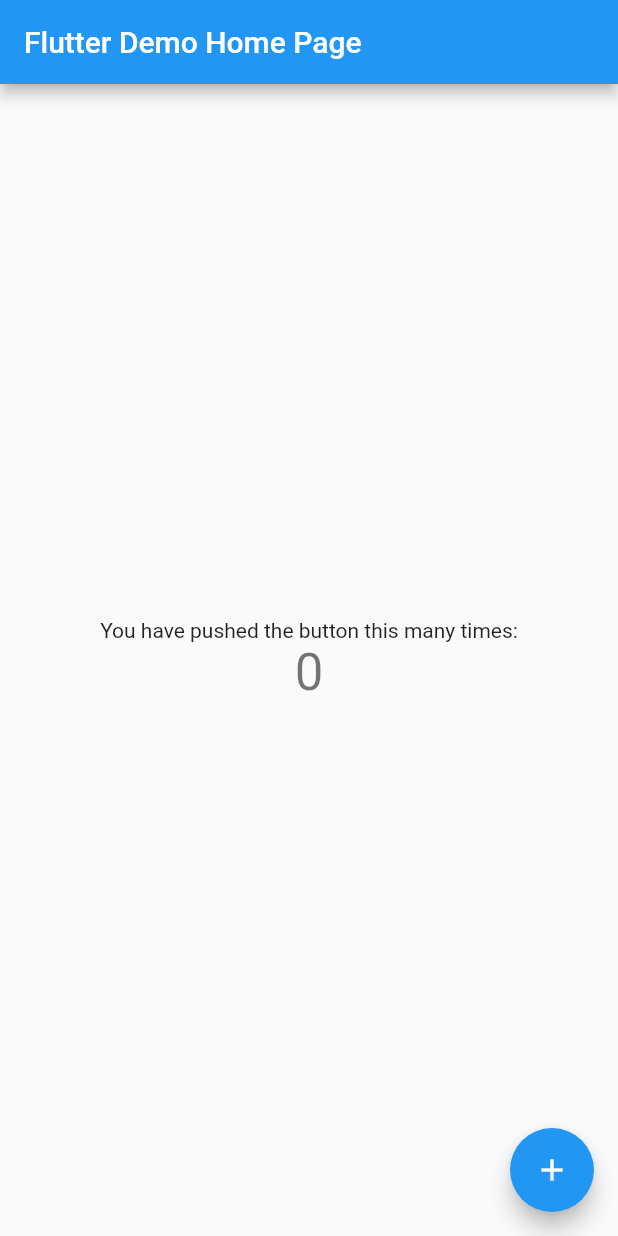
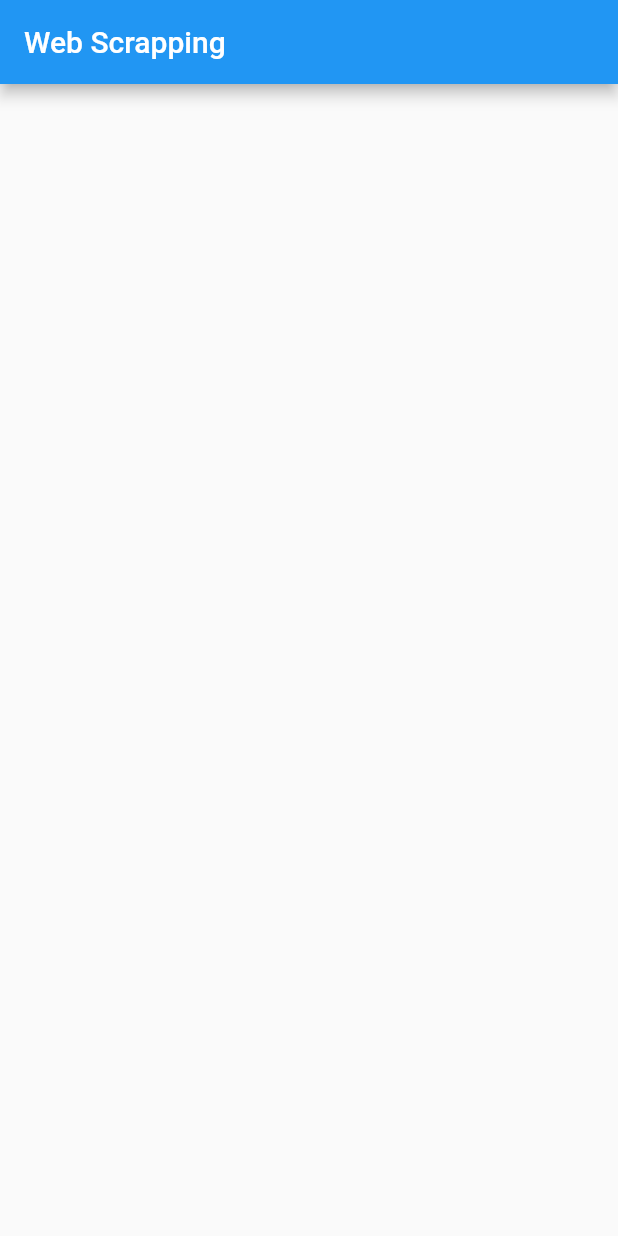
Before and after one commit to P-Rosa3008/wishlist, a Flutter app: the screen it shows after launch, on a phone screen of 412 x 824 dp. Run offline on Flutter 3.47's test engine with Material 2 defaults, Android fonts, the phone set to English and light mode, and no system bars; network calls fail.

```diff
--- a/lib/main.dart
+++ b/lib/main.dart
@@ -1,4 +1,6 @@
 import 'package:flutter/material.dart';
+import 'package:http/http.dart' as http;
+import 'package:html/dom.dart' as dom;
 
 void main() {
   runApp(const MyApp());
@@ -7,21 +9,11 @@ void main() {
 class MyApp extends StatelessWidget {
   const MyApp({super.key});
 
-  // This widget is the root of your application.
   @override
   Widget build(BuildContext context) {
     return MaterialApp(
       title: 'Flutter Demo',
       theme: ThemeData(
-        // This is the theme of your application.
-        //
-        // Try running your application with "flutter run". You'll see the
-        // application has a blue toolbar. Then, without quitting the app, try
-        // changing the primarySwatch below to Colors.green and then invoke
-        // "hot reload" (press "r" in the console where you ran "flutter run",
-        // or simply save your changes to "hot reload" in a Flutter IDE).
-        // Notice that the counter didn't reset back to zero; the application
-        // is not restarted.
         primarySwatch: Colors.blue,
       ),
       home: const MyHomePage(title: 'Flutter Demo Home Page'),
@@ -32,15 +24,6 @@ class MyApp extends StatelessWidget {
 class MyHomePage extends StatefulWidget {
   const MyHomePage({super.key, required this.title});
 
-  // This widget is the home page of your application. It is stateful, meaning
-  // that it has a State object (defined below) that contains fields that affect
-  // how it looks.
-
-  // This class is the configuration for the state. It holds the values (in this
-  // case the title) provided by the parent (in this case the App widget) and
-  // used by the build method of the State. Fields in a Widget subclass are
-  // always marked "final".
-
   final String title;
 
   @override
@@ -48,68 +31,35 @@ class MyHomePage extends StatefulWidget {
 }
 
 class _MyHomePageState extends State<MyHomePage> {
-  int _counter = 0;
+  @override
+  void initState() {
+    // TODO: implement initState
+    super.initState();
+    getWebsiteData();
+  }
 
-  void _incrementCounter() {
-    setState(() {
-      // This call to setState tells the Flutter framework that something has
-      // changed in this State, which causes it to rerun the build method below
-      // so that the display can reflect the updated values. If we changed
-      // _counter without calling setState(), then the build method would not be
-      // called again, and so nothing would appear to happen.
-      _counter++;
-    });
+  Future getWebsiteData() async {
+    final url = Uri.parse('https://store.colchaoemma.pt/emmahybrid/');
+    final response = await http.get(url);
+    dom.Document html = dom.Document.html(response.body);
+
+    final titles = html
+        .querySelectorAll('h1')
+        .map((e) => e.innerHtml.trim())
+        .toList();
+
+    print('Count: ${titles.length}');
+    for (final title in titles) {
+      debugPrint(title);
+    }
   }
 
   @override
   Widget build(BuildContext context) {
-    // This method is rerun every time setState is called, for instance as done
-    // by the _incrementCounter method above.
-    //
-    // The Flutter framework has been optimized to make rerunning build methods
-    // fast, so that you can just rebuild anything that needs updating rather
-    // than having to individually change instances of widgets.
     return Scaffold(
       appBar: AppBar(
-        // Here we take the value from the MyHomePage object that was created by
-        // the App.build method, and use it to set our appbar title.
-        title: Text(widget.title),
+        title: Text('Web Scrapping'),
       ),
-      body: Center(
-        // Center is a layout widget. It takes a single child and positions it
-        // in the middle of the parent.
-        child: Column(
-          // Column is also a layout widget. It takes a list of children and
-          // arranges them vertically. By default, it sizes itself to fit its
-          // children horizontally, and tries to be as tall as its parent.
-          //
-          // Invoke "debug painting" (press "p" in the console, choose the
-          // "Toggle Debug Paint" action from the Flutter Inspector in Android
-          // Studio, or the "Toggle Debug Paint" command in Visual Studio Code)
-          // to see the wireframe for each widget.
-          //
-          // Column has various properties to control how it sizes itself and
-          // how it positions its children. Here we use mainAxisAlignment to
-          // center the children vertically; the main axis here is the vertical
-          // axis because Columns are vertical (the cross axis would be
-          // horizontal).
-          mainAxisAlignment: MainAxisAlignment.center,
-          children: <Widget>[
-            const Text(
-              'You have pushed the button this many times:',
-            ),
-            Text(
-              '$_counter',
-              style: Theme.of(context).textTheme.headlineMedium,
-            ),
-          ],
-        ),
-      ),
-      floatingActionButton: FloatingActionButton(
-        onPressed: _incrementCounter,
-        tooltip: 'Increment',
-        child: const Icon(Icons.add),
-      ), // This trailing comma makes auto-formatting nicer for build methods.
     );
   }
 }
--- a/pubspec.yaml
+++ b/pubspec.yaml
@@ -35,6 +35,8 @@ dependencies:
   # The following adds the Cupertino Icons font to your application.
   # Use with the CupertinoIcons class for iOS style icons.
   cupertino_icons: ^1.0.2
+  http: ^0.13.6
+  html: ^0.15.4
 
 dev_dependencies:
   flutter_test:
```
Also changed, not shown: pubspec.lock, 3 other files.
